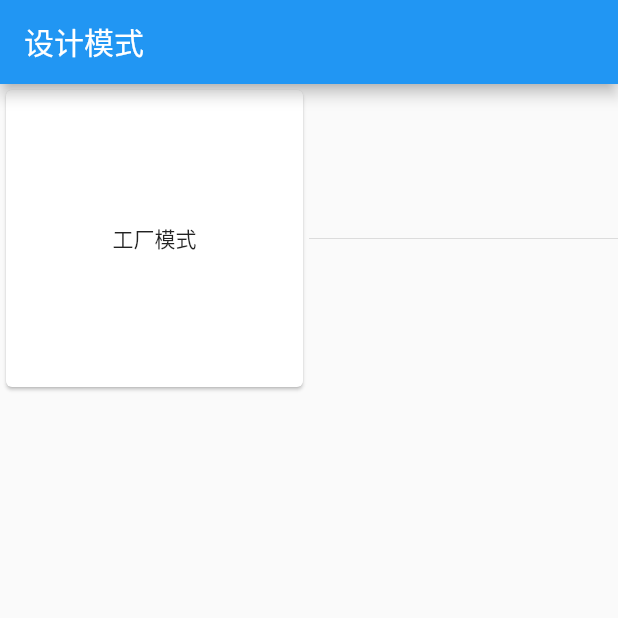
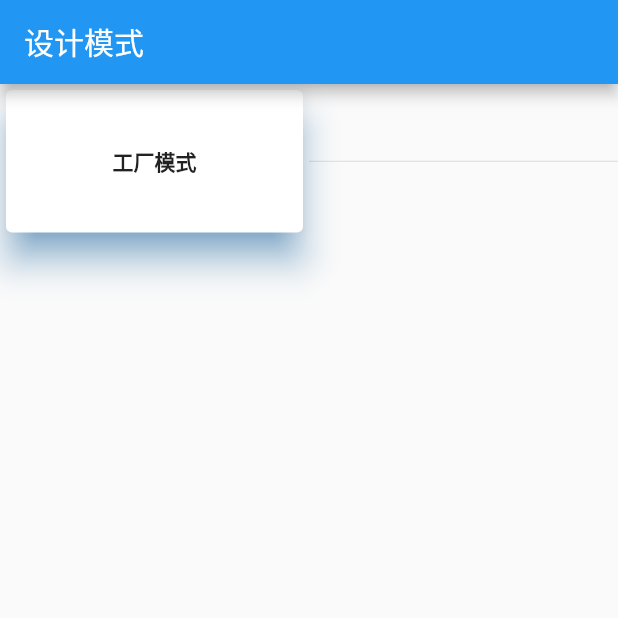
Before and after one commit to FlutterOpen/design_patterns, a Flutter app: the screen it shows after launch, on a phone screen of 412 x 824 dp, the top half of it. Run offline on Flutter 3.47's test engine with Material 2 defaults, Android fonts, the phone set to English and light mode, and no system bars.

Commit message:
feat(): 简单修改-调整首页card显示比例

```diff
--- a/lib/page/home_page.dart
+++ b/lib/page/home_page.dart
@@ -34,6 +34,7 @@ class _HomePageState extends State<HomePage> {
       ),
       body: GridView.count(
         crossAxisCount: 2,
+        childAspectRatio: 2,
         children: items,
       ),
     );
@@ -47,8 +48,13 @@ class _HomePageState extends State<HomePage> {
             Navigator.of(context).pushNamed(page);
           },
           child: Card(
+            shadowColor: Colors.blue,
+            elevation: 10,
             child: Center(
-              child: Text(content),
+              child: Text(
+                content,
+                style: TextStyle(fontWeight: FontWeight.bold),
+              ),
             ),
           ),
         ),
```
